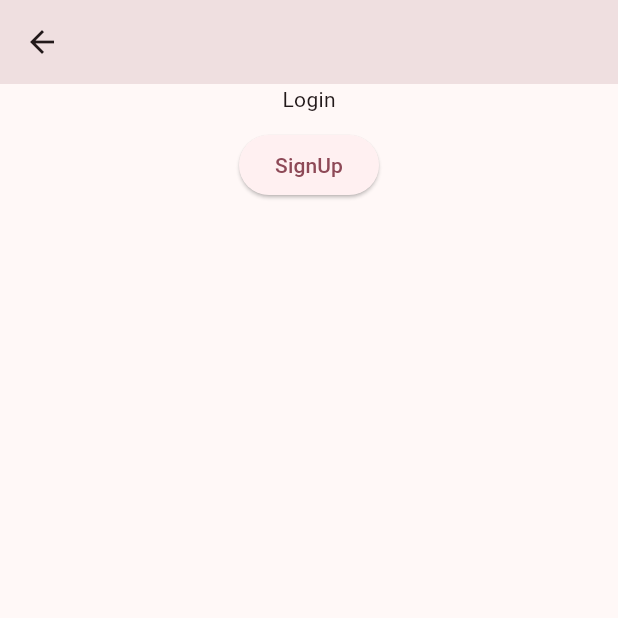
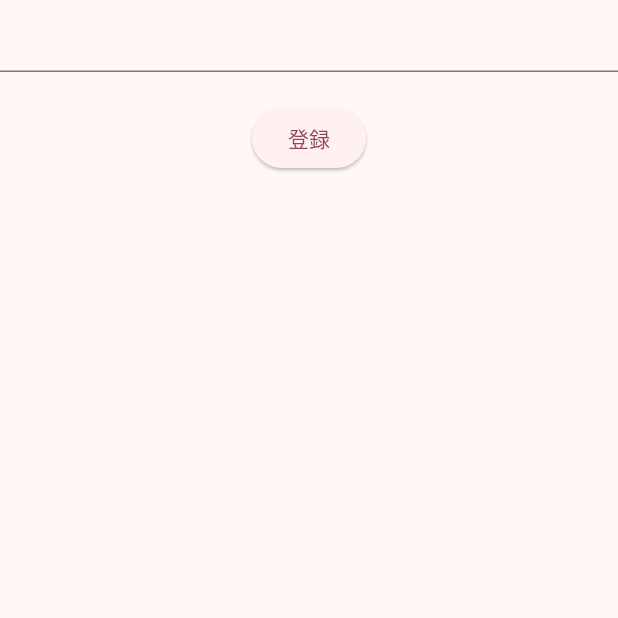
Before and after one commit to AbashAnewAunty/flutter-simple-todo, a Flutter app: the screen it shows after launch, after a tap on "Login", on a phone screen of 412 x 824 dp, the top half of it. Run offline on Flutter 3.47's test engine with Material 3 defaults, Android fonts, the phone set to English and light mode, and no system bars; our stand-ins replace firebase_auth, firebase_core, flutter_riverpod, go_router, pinput, webview_flutter; accounts and stored records are empty.

Commit message:
電話番号ログイン機能実装

```diff
--- a/lib/main.dart
+++ b/lib/main.dart
@@ -1,5 +1,6 @@
 import 'package:firebase_core/firebase_core.dart';
 import 'package:flutter/material.dart';
+import 'package:flutter_riverpod/flutter_riverpod.dart';
 import 'package:simple_todo/view/router.dart';
 
 void main() async {
@@ -13,7 +14,8 @@ class MainApp extends StatelessWidget {
 
   @override
   Widget build(BuildContext context) {
-    return MaterialApp.router(
+    return ProviderScope(
+      child: MaterialApp.router(
         theme: ThemeData(
           colorSchemeSeed: Colors.pink,
           useMaterial3: true,
@@ -22,6 +24,7 @@ class MainApp extends StatelessWidget {
         builder: (context, child) {
           return child!;
         },
+      ),
     );
   }
 }
--- a/lib/view/home_screen.dart
+++ b/lib/view/home_screen.dart
@@ -1,11 +1,15 @@
 import 'package:flutter/material.dart';
+import 'package:flutter_riverpod/flutter_riverpod.dart';
 import 'package:go_router/go_router.dart';
+import 'package:simple_todo/view_model/auth_view_model.dart';
 
-class HomeScreen extends StatelessWidget {
+class HomeScreen extends ConsumerWidget {
   const HomeScreen({super.key});
 
   @override
-  Widget build(BuildContext context) {
+  Widget build(BuildContext context, WidgetRef ref) {
+    final user = ref.watch(authViewModelProvider);
+    final authController = ref.watch(authViewModelProvider.notifier);
     return Scaffold(
       appBar: AppBar(),
       body: Center(
@@ -17,7 +21,13 @@ class HomeScreen extends StatelessWidget {
             ),
             ElevatedButton(
               onPressed: () {
-                GoRouter.of(context).go("/login");
+                GoRouter.of(context).go("/phone");
+              },
+              child: const Text("新規会員登録"),
+            ),
+            ElevatedButton(
+              onPressed: () {
+                GoRouter.of(context).go("/phone");
               },
               child: const Text("Login"),
             ),
@@ -26,7 +36,17 @@ class HomeScreen extends StatelessWidget {
                 GoRouter.of(context).go("/webview");
               },
               child: const Text("Webview"),
-            )
+            ),
+            if (user != null) Text("uid: ${user.uid}"),
+            if (user != null) Text("phoneNumber: ${user.phoneNumber}"),
+            if (user != null) Text("providerId: ${user.providerData.first.providerId}"),
+            if (user != null)
+              ElevatedButton(
+                onPressed: () async {
+                  await authController.signOut();
+                },
+                child: const Text("sign out"),
+              ),
           ],
         ),
       ),
--- /dev/null
+++ b/lib/view/phone_number_input_page.dart
@@ -0,0 +1,72 @@
+import 'package:firebase_auth/firebase_auth.dart';
+import 'package:flutter/material.dart';
+import 'package:flutter_riverpod/flutter_riverpod.dart';
+import 'package:go_router/go_router.dart';
+import 'package:simple_todo/view_model/auth_view_model.dart';
+
+class PhoneNumberInputPage extends ConsumerWidget {
+  const PhoneNumberInputPage({super.key});
+
+  @override
+  Widget build(BuildContext context, WidgetRef ref) {
+    final user = ref.watch(authViewModelProvider);
+    final _textEditingController = TextEditingController();
+    final _focusNode = FocusNode();
+    String _errorMessage = "";
+    return Material(
+      child: SafeArea(
+        child: Focus(
+          focusNode: _focusNode,
+          child: GestureDetector(
+            onTap: _focusNode.requestFocus,
+            child: Scaffold(
+              body: Column(children: [
+                TextField(
+                  controller: _textEditingController,
+                  autofocus: false,
+                ),
+                const SizedBox(height: 20),
+                ElevatedButton(
+                  onPressed: () async {
+                    await FirebaseAuth.instance.verifyPhoneNumber(
+                      // phoneNumber: '+81 8082 077 367',
+                      phoneNumber: "+81${_textEditingController.text}",
+                      verificationCompleted: (PhoneAuthCredential credential) {},
+                      verificationFailed: (FirebaseAuthException e) {
+                        print(e.message);
+                        showDialog(
+                            context: context,
+                            builder: (_) {
+                              return AlertDialog(
+                                content: Column(
+                                  children: [
+                                    Text(e.code),
+                                    Text(e.message ?? "unknown error"),
+                                  ],
+                                ),
+                              );
+                            });
+                      },
+                      codeSent: (String verificationId, int? resendToken) {
+                        final authViewModel = ref.watch(authViewModelProvider.notifier);
+                        authViewModel.verificationId = verificationId;
+                        print(verificationId);
+                        print(resendToken);
+                        context.go("/sms");
+                      },
+                      codeAutoRetrievalTimeout: (String verificationId) {},
+                    );
+                  },
+                  child: Text("登録"),
+                ),
+                if (user != null) Text("uid: ${user.uid}"),
+                if (user != null) Text("phoneNumber: ${user.phoneNumber}"),
+                if (user != null) Text("providerId: ${user.providerData.first.providerId}"),
+              ]),
+            ),
+          ),
+        ),
+      ),
+    );
+  }
+}
--- a/lib/view/router.dart
+++ b/lib/view/router.dart
@@ -4,10 +4,12 @@ import 'package:simple_todo/view/agreement_dart.dart';
 import 'package:simple_todo/view/code_input_page.dart';
 import 'package:simple_todo/view/home_screen.dart';
 import 'package:simple_todo/view/login_page.dart';
+import 'package:simple_todo/view/phone_number_input_page.dart';
 import 'package:simple_todo/view/privacy_policy_page.dart';
 import 'package:simple_todo/view/profile_input_page.dart';
 import 'package:simple_todo/view/signup_complete_page.dart';
 import 'package:simple_todo/view/signup_page.dart';
+import 'package:simple_todo/view/sms_code_input_page.dart';
 import 'package:simple_todo/view/turms_page.dart';
 import 'package:simple_todo/view/webview_page.dart';
 
@@ -27,6 +29,22 @@ final GoRouter myRouter = GoRouter(
           pageBuilder: (context, state) {
             return const MaterialPage(
               child: MyWebviewPage(),
+            );
+          },
+        ),
+        GoRoute(
+          path: "phone",
+          pageBuilder: (context, state) {
+            return const MaterialPage(
+              child: PhoneNumberInputPage(),
+            );
+          },
+        ),
+        GoRoute(
+          path: "sms",
+          pageBuilder: (context, state) {
+            return const MaterialPage(
+              child: SmsCodeIputPage(),
             );
           },
         ),
--- /dev/null
+++ b/lib/view_model/auth_view_model.dart
@@ -0,0 +1,30 @@
+import 'package:firebase_auth/firebase_auth.dart';
+import 'package:flutter_riverpod/flutter_riverpod.dart';
+
+final authViewModelProvider = StateNotifierProvider<AuthViewModel, User?>(
+  (ref) => AuthViewModel(initialUser: FirebaseAuth.instance.currentUser),
+);
+
+class AuthViewModel extends StateNotifier<User?> {
+  AuthViewModel({User? initialUser}) : super(initialUser) {
+    _auth.idTokenChanges().listen((user) {
+      state = user;
+    });
+  }
+
+  final _auth = FirebaseAuth.instance;
+  String _verificationId = "";
+
+  set verificationId(String value) {
+    _verificationId = value;
+  }
+
+  Future<void> signInWithSmsCode(String smsCode) async {
+    final credential = PhoneAuthProvider.credential(verificationId: _verificationId, smsCode: smsCode);
+    await _auth.signInWithCredential(credential);
+  }
+
+  Future<void> signOut() async {
+    await _auth.signOut();
+  }
+}
--- a/pubspec.yaml
+++ b/pubspec.yaml
@@ -12,7 +12,9 @@ dependencies:
   firebase_messaging: ^14.7.10
   flutter:
     sdk: flutter
+  flutter_riverpod: ^2.4.9
   go_router: ^13.0.1
+  pinput: ^3.0.1
   webview_flutter: ^4.4.4
 
 dev_dependencies:
```
Also changed, not shown: lib/view/sms_code_input_page.dart (added, +38 -0 lines), pubspec.lock, 2 other files. Lines whose indentation alone changed are shown as unchanged.
